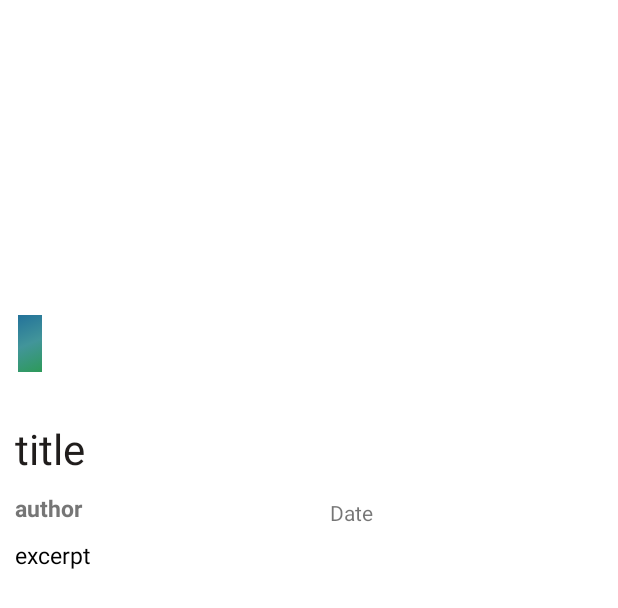
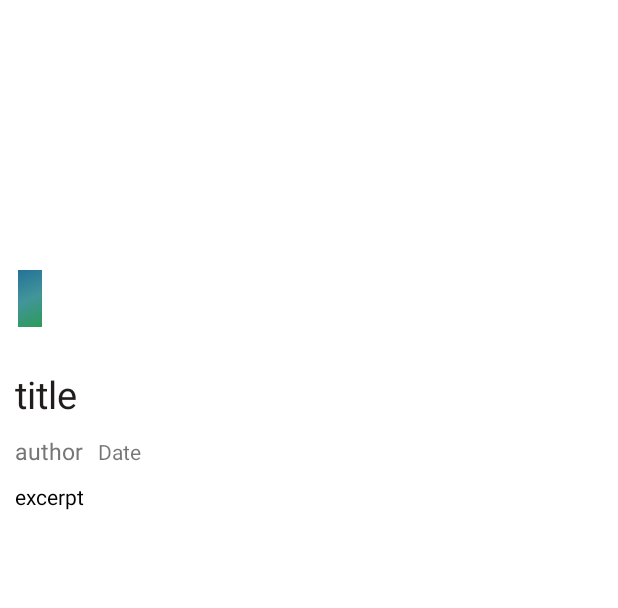
Before and after one commit to khushali25/Amdavadblog_APP, an Android app: the layout post_listing.xml on its own in the app's theme, with its tools: preview values and no code run, on a phone screen of 412 x 824 dp. Shown: the top 608 px of the screen. Run offline under Robolectric (Android 15) with nearby library versions, the phone set to English and light mode, and no system bars.

Commit message:
BackPressed/ActionBar Title/PostUI

```diff
--- a/app/src/main/AndroidManifest.xml
+++ b/app/src/main/AndroidManifest.xml
@@ -6,6 +6,7 @@
     <uses-permission android:name="android.permission.INTERNET" />
     <uses-permission android:name="android.permission.GET_ACCOUNTS"/>
     <uses-permission android:name="android.permission.USE_CREDENTIALS"/>
+    <uses-permission android:name="android.permission.SYSTEM_ALERT_WINDOW" />
 
     <application
         android:allowBackup="true"
--- a/app/src/main/java/Helper/SocialMethod.java
+++ b/app/src/main/java/Helper/SocialMethod.java
@@ -124,7 +124,7 @@ public class SocialMethod {
         return Patterns.EMAIL_ADDRESS.matcher(email).matches();
     }
 
-    public static void alreadySubscribed(Context context) {
+    public static void alreadySubscribed(final Context context) {
 
         LayoutInflater layoutinflater = LayoutInflater.from(context);
         final AlertDialog alertDialog = new AlertDialog.Builder(context)
--- /dev/null
+++ b/app/src/main/res/drawable/draweritemcolor.xml
@@ -0,0 +1,5 @@
+<?xml version="1.0" encoding="utf-8"?>
+<selector xmlns:android="http://schemas.android.com/apk/res/android">
+    <item android:state_checked="true" android:drawable="@color/colorAccent"/>
+    <item android:drawable="@color/colorTransparent" />
+</selector>
--- /dev/null
+++ b/app/src/main/res/drawable/floatingbtntext.xml
@@ -0,0 +1,6 @@
+<?xml version="1.0" encoding="utf-8" ?>
+<shape xmlns:android="http://schemas.android.com/apk/res/android"
+    android:shape="rectangle">
+    <solid android:color="#ffffff"/>
+    <corners android:radius="16dp" />
+</shape>
--- a/app/src/main/res/drawable/textviewfloating.xml
+++ /dev/null
@@ -1,4 +0,0 @@
-<?xml version="1.0" encoding="utf-8"?>
-<selector xmlns:android="http://schemas.android.com/apk/res/android">
-
-</selector>
--- a/app/src/main/res/layout/activity_main_navigation.xml
+++ b/app/src/main/res/layout/activity_main_navigation.xml
@@ -19,6 +19,7 @@
         android:layout_height="match_parent"
         android:layout_gravity="start"
         android:fitsSystemWindows="true"
+        app:itemBackground="@drawable/draweritemcolor"
         app:menu="@menu/activity_main_navigation_drawer"
         app:headerLayout="@layout/nav_header_main_navigation"/>
 
--- a/app/src/main/res/layout/post_listing.xml
+++ b/app/src/main/res/layout/post_listing.xml
@@ -22,7 +22,7 @@
         android:id="@+id/category"
         android:layout_width="wrap_content"
         android:layout_height="wrap_content"
-        android:layout_marginTop="210dp"
+        android:layout_marginTop="180dp"
         android:padding="8dp"
         android:layout_marginLeft="12dp"
         android:background="@drawable/gradient_colors"
@@ -33,30 +33,43 @@
         android:layout_width="match_parent"
         android:layout_height="wrap_content"
         android:orientation="vertical"
-        android:layout_marginTop="280dp">
+        android:layout_marginTop="245dp">
         <TextView
             android:id="@+id/posttitletext"
             android:layout_height="wrap_content"
             android:layout_width="match_parent"
-            android:textSize="28dp"
+            android:textSize="25dp"
             android:text="title"
             android:textColor="#201D1C"
-            android:paddingLeft="10dp" />
+            android:paddingLeft="10dp"
+            android:paddingRight="10dp"/>
         <View
             android:layout_width="match_parent"
             android:layout_height="10sp"
             android:layout_gravity="bottom"
             />
-
+        <LinearLayout
+            android:layout_width="match_parent"
+            android:layout_height="wrap_content"
+            android:orientation="horizontal"
+            >
         <TextView
             android:id="@+id/author"
             android:layout_height="wrap_content"
-            android:layout_width="match_parent"
+            android:layout_width="wrap_content"
             android:textSize="15dp"
             android:text="author"
-            android:textStyle="bold"
             android:textColor="#767676"
             android:paddingLeft="10dp" />
+        <TextView
+            android:id="@+id/date1"
+            android:layout_width="wrap_content"
+            android:layout_height="wrap_content"
+            android:layout_below="@id/author"
+            android:paddingLeft="10dp"
+            android:text="Date"
+            />
+        </LinearLayout>
         <View
             android:layout_width="match_parent"
             android:layout_height="10sp"
@@ -66,24 +79,11 @@
             android:id="@+id/excerpt"
             android:layout_height="wrap_content"
             android:layout_width="match_parent"
-            android:textSize="15dp"
+            android:textSize="14dp"
             android:text="excerpt"
             android:textColor="#000000"
             android:paddingLeft="10dp" />
 
-    </LinearLayout>
-    <LinearLayout
-        android:layout_width="match_parent"
-        android:layout_height="wrap_content"
-        android:orientation="vertical"
-        android:layout_marginTop="332dp">
-
-        <TextView
-            android:layout_width="wrap_content"
-            android:layout_height="wrap_content"
-            android:text="Date"
-            android:id="@+id/date"
-            android:layout_marginLeft="220dp"/>
     </LinearLayout>
 
 </RelativeLayout>
--- a/app/src/main/res/values/colors.xml
+++ b/app/src/main/res/values/colors.xml
@@ -1,10 +1,8 @@
 <?xml version="1.0" encoding="utf-8"?>
 <resources>
-    <color name="standard_background">#ffd9d9d9</color>
     <color name="colorPrimary">#ffffff</color>
     <color name="colorPrimaryDark">#000000</color>
     <color name="colorAccent">#4db6c1</color>
-
     <color name="textColorPrimary">#ffffff</color>
     <color name="colorTransparent">#ffffff</color>
 
```
Also changed, not shown: app/src/main/java/Adapter/PostContentAdapter.java (+89 -19 lines), app/src/main/java/com/example/xps/amdavadblog_app/BrowserActivity.java (+14 -7 lines), app/src/main/java/com/example/xps/amdavadblog_app/FoldableListFragment.java (+15 -5 lines), app/src/main/java/com/example/xps/amdavadblog_app/MainNavigationActivity.java (+34 -17 lines), app/src/main/java/com/example/xps/amdavadblog_app/SearchActivity.java (+9 -12 lines), app/src/main/java/com/example/xps/amdavadblog_app/UnfoldableDetailsActivity.java (+30 -20 lines), app/src/main/res/layout/activity_unfoldable_details.xml (+4 -4 lines), app/src/main/res/layout/app_bar_main_navigation.xml (+7 -7 lines), app/src/main/res/layout/fragment_foldable_list.xml (indentation only).
